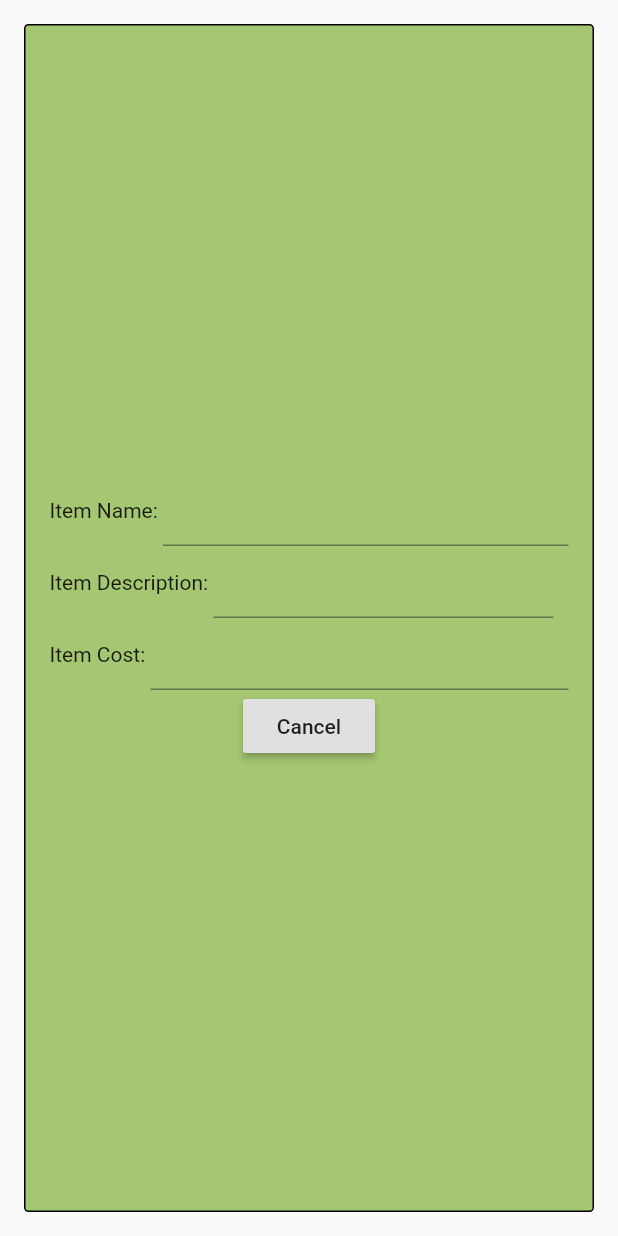
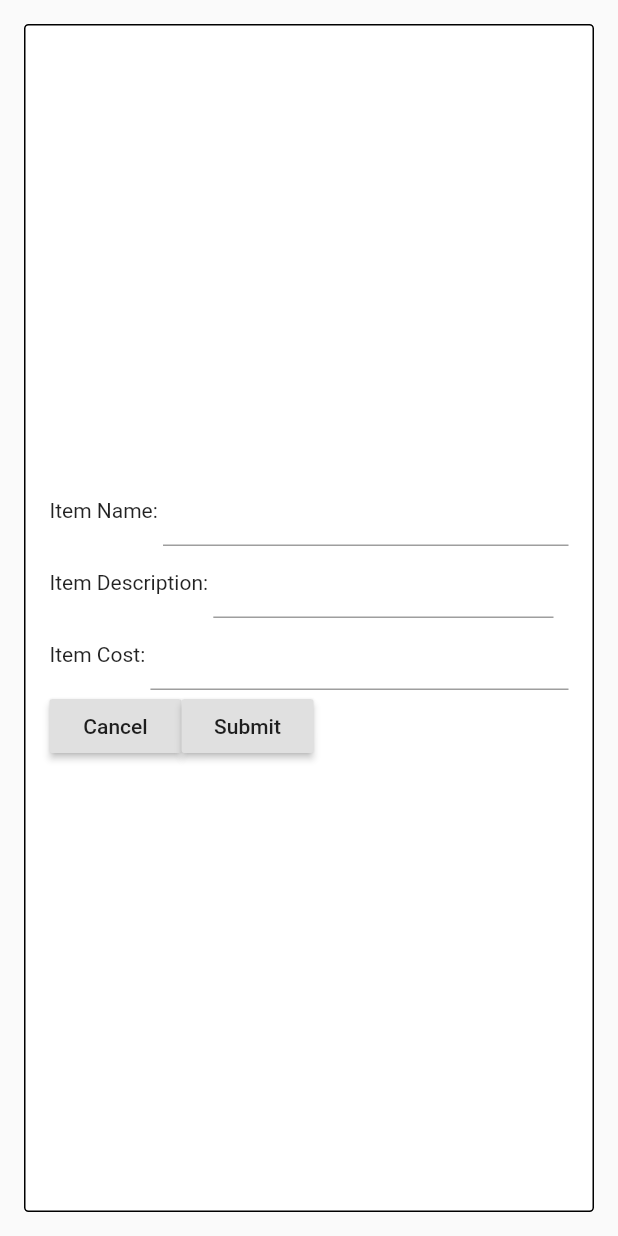
Before and after one commit to CS262e-Eteam/Client, a Flutter app: the screen it shows after launch, after a tap on "Text Book", on a phone screen of 412 x 824 dp. Run offline on Flutter 3.47's test engine with Material 2 defaults, Android fonts, the phone set to English and light mode, and no system bars; our stand-ins replace font_awesome_flutter.

```diff
--- a/lib/main.dart
+++ b/lib/main.dart
@@ -12,7 +12,7 @@ class MyApp extends StatelessWidget {
   @override
   Widget build(BuildContext context) {
     return MaterialApp(
-      title: 'Welcome to Flutter',
+      title: 'Calvin Marketplace',
       home: Scaffold(
 //        appBar: AppBar(
 //
--- a/lib/pages/edit_item.dart
+++ b/lib/pages/edit_item.dart
@@ -18,7 +18,7 @@ class ItemFormState extends State<ItemForm> {
           margin: EdgeInsets.all(16.0),
           padding: EdgeInsets.all(16.0),
           decoration: BoxDecoration(
-            color: Color(0xFFA5C672),
+            color: Color(0xFFFFFFFF),
             border: Border.all(),
             borderRadius: BorderRadius.all(Radius.circular(3.0)),
           ),
@@ -68,12 +68,21 @@ class ItemFormState extends State<ItemForm> {
               )
               ),
             ]),
-            RaisedButton(
+            Row(children:
+            <Widget>[
+              RaisedButton(
                 child:Text("Cancel"),
                 onPressed: (){
                   Navigator.pop(context);
                 }
-            )
+              ),
+              RaisedButton(
+                child:Text("Submit"),
+                onPressed: (){
+                  Navigator.pop(context);
+                }
+              )
+            ])
           ])
       ))
   );
```
Also changed, not shown: Old_files_to_delete/aa39.txt (renamed from aa39.txt), Old_files_to_delete/jco4.txt (renamed from jco4.txt), Old_files_to_delete/jrp27v2.txt (renamed from jrp27v2.txt), Old_files_to_delete/sjw34-calvin.txt (added), pubspec.lock, 2 other files.
